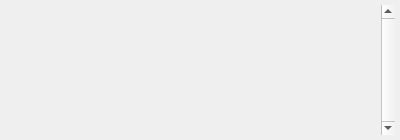
Above: v2/branches/dev/plugins/base/MessageBox/src/ui/UICommand.ui from testmana2/mks before the change. Below: the same form after it.
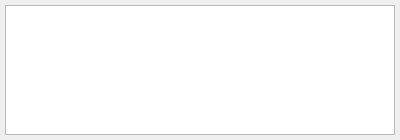
That is the form after the change. Icons and pictures are not drawn. Custom widgets are drawn as their Qt base class.

```diff
--- a/v2/branches/dev/plugins/base/MessageBox/src/ui/UICommand.ui
+++ b/v2/branches/dev/plugins/base/MessageBox/src/ui/UICommand.ui
@@ -27,52 +27,6 @@
     </property>
     <item>
      <widget class="QPlainTextEdit" name="teLog">
-      <property name="palette">
-       <palette>
-        <active>
-         <colorrole role="Base">
-          <brush brushstyle="SolidPattern">
-           <color alpha="0">
-            <red>255</red>
-            <green>255</green>
-            <blue>255</blue>
-           </color>
-          </brush>
-         </colorrole>
-        </active>
-        <inactive>
-         <colorrole role="Base">
-          <brush brushstyle="SolidPattern">
-           <color alpha="0">
-            <red>255</red>
-            <green>255</green>
-            <blue>255</blue>
-           </color>
-          </brush>
-         </colorrole>
-        </inactive>
-        <disabled>
-         <colorrole role="Base">
-          <brush brushstyle="SolidPattern">
-           <color alpha="255">
-            <red>212</red>
-            <green>208</green>
-            <blue>200</blue>
-           </color>
-          </brush>
-         </colorrole>
-        </disabled>
-       </palette>
-      </property>
-      <property name="frameShape">
-       <enum>QFrame::NoFrame</enum>
-      </property>
-      <property name="frameShadow">
-       <enum>QFrame::Plain</enum>
-      </property>
-      <property name="verticalScrollBarPolicy">
-       <enum>Qt::ScrollBarAlwaysOn</enum>
-      </property>
       <property name="undoRedoEnabled">
        <bool>false</bool>
       </property>
```
Left out of the diff: 2 changed lines with no effect on the pictures.
